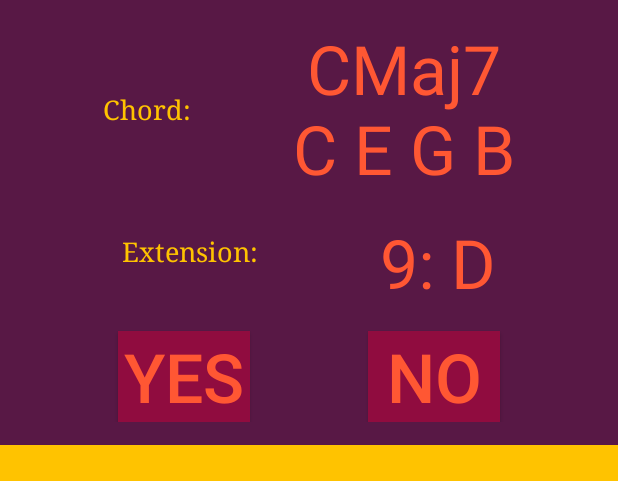
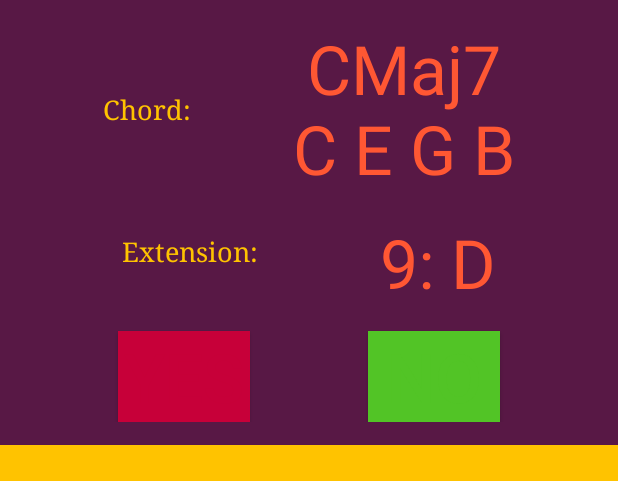
Before and after one commit to Raccoon15834/WordSwiper, an Android app: the MainFragment screen opened directly, with no data from a screen before it, after a tap on "NO", on a phone screen of 412 x 824 dp, the part 467-948 px from its top. Run offline under Robolectric (Android 15) with nearby library versions, the light colour scheme and no system bars; 1 other tap on this screen came first.

Commit message:
animated part1

```diff
--- a/app/src/main/java/das/anusha/wordswiper/CoverActivity.java
+++ b/app/src/main/java/das/anusha/wordswiper/CoverActivity.java
@@ -1,6 +1,7 @@
 package das.anusha.wordswiper;
 
 import android.app.Activity;
+import android.app.ActivityOptions;
 import android.content.Intent;
 import android.os.Bundle;
 import android.view.View;
@@ -16,24 +17,21 @@ public class CoverActivity extends Activity {
         super.onCreate(savedInstanceState);
         setContentView(R.layout.activity_cover);
 
-        getWindow().setExitTransition(new StartTransition());
+        //getWindow().setExitTransition(new StartTransition());
+        startBtn.setTransitionName("image");
 
         startBtn = findViewById(R.id.startBtn);
         startBtn.setOnClickListener(new View.OnClickListener() {
             @Override
             public void onClick(View view) {
                 Intent mainScrnChange = new Intent(getApplicationContext(), MainActivity.class);
-                ImageView titleLogo = findViewById(R.id.title);
-                startActivity(mainScrnChange);
+                //ImageView titleLogo = findViewById(R.id.title);
+                ActivityOptions options = ActivityOptions
+                        .makeSceneTransitionAnimation(CoverActivity.this, startBtn, "image");
+
+                startActivity(mainScrnChange, options.toBundle());
             }
         });
 
     }
-
-//    @Override
-//    public void finish() {
-//        super.finish();
-//        overridePendingTransition(R.anim.??, R.anim.??);
-//    }
-// https://developer.android.com/guide/topics/resources/animation-resource#Tween
 }
--- a/app/src/main/java/das/anusha/wordswiper/MainFragment.java
+++ b/app/src/main/java/das/anusha/wordswiper/MainFragment.java
@@ -1,6 +1,8 @@
 package das.anusha.wordswiper;
 
 import android.animation.Animator;
+import android.animation.AnimatorInflater;
+import android.animation.ObjectAnimator;
 import android.os.Bundle;
 import android.view.LayoutInflater;
 import android.view.View;
@@ -51,39 +53,42 @@ public class MainFragment extends Fragment {
         baseTxt.setText(txtViewTxt);
         boolean correctness = scrnChord.isAvailable(randExtIndx);
 
-        Animation correct = AnimationUtils.loadAnimation(view.getContext(), R.anim.button_correct);
-        Animation wrong = AnimationUtils.loadAnimation(view.getContext(), R.anim.button_wrong);
+//        ObjectAnimator correct = (ObjectAnimator) AnimatorInflater.loadAnimator(view.getContext(), R.animator.button_correct);
+//        ObjectAnimator wrong = (ObjectAnimator) AnimatorInflater.loadAnimator(view.getContext(), R.animator.button_wrong);
+        Animator correct = AnimatorInflater.loadAnimator(view.getContext(), R.animator.button_correct);
+        Animator wrong =  AnimatorInflater.loadAnimator(view.getContext(), R.animator.button_wrong);
         AppCompatButton yesBtn = view.findViewById(R.id.myBtn1);
         AppCompatButton noBtn = view.findViewById(R.id.myBtn2);
-        yesBtn.setOnClickListener(new View.OnClickListener() {
-            @Override
-            public void onClick(View view) {
-                if (correctness) yesBtn.startAnimation(correct);
-                else yesBtn.startAnimation(wrong);
-            }
-        });
-        noBtn.setOnClickListener(new View.OnClickListener() {
-            @Override
-            public void onClick(View view) {
-                if (correctness) noBtn.startAnimation(wrong);
-                else noBtn.startAnimation(correct);
-            }
-        });
+        yesBtn.setOnClickListener(new btnReaction(yesBtn, correctness, wrong, correct));
+        noBtn.setOnClickListener(new btnReaction(noBtn, correctness, correct, wrong));
+
 
         //can access parent activity layout (no need for activity bundles)
         TabLayout fragBar = getActivity().findViewById(R.id.fragPicker);
         //ADD ALL TABS as frags being created from adapter, creates variables tab and position
         new TabLayoutMediator(fragBar, parentScrn, (tab, position) -> tab.setText(allChords[position].getBase())).attach();
     }
+     class btnReaction implements View.OnClickListener {
+        Button btn;
+        boolean isCorrect;
+        Animator redAnim, greenAnim;
+        public btnReaction(Button btn, boolean isCorrect, Animator redAnim, Animator greenAnim){
+            this.btn = btn;
+            this.isCorrect = isCorrect;
+            this.redAnim = redAnim;
+            this.greenAnim = greenAnim;
+        }
+        @Override
+        public void onClick(View view) {
+            if (isCorrect){
+                greenAnim.setTarget(btn);
+                greenAnim.start();
+            }
+            else{
+                redAnim.setTarget(btn);
+                redAnim.start();
+            }
+        }
+    }
 
-    ////https://evgenii.com/blog/spring-button-animation-on-android/
-        // make a set .startAnimation on it
-        //setInterpolater for realistic bounce or falling effect
-
-    //developer.android.com/training/animation/overview - bitmap
-    //define  original shape: GROUP of  PATH values (vector)-drawable folder
-        //search up vector attribute possibilites
-    //target those paths or whole group and set their animation (animated-vector)-drawable folder
-    //specify time location etc(objectAnimator or set-objectAnimator)
-        //call in java using ObjectAnimator or AnimatorSet
 }
--- a/app/src/main/java/das/anusha/wordswiper/StartTransition.java
+++ b/app/src/main/java/das/anusha/wordswiper/StartTransition.java
@@ -16,9 +16,3 @@ public class StartTransition extends Transition {
     }
 
 }
-//for future ref
-//Window.setEnterTransition()
-//        Window.setExitTransition()
-//        Window.setSharedElementEnterTransition()
-//        Window.setSharedElementExitTransition()
-//https://medium.com/@belokon.roman/custom-transitions-in-android-f8949870bd63 ???
--- a/app/src/main/res/anim/button_wrong.xml
+++ /dev/null
@@ -1,23 +0,0 @@
-<?xml version="1.0" encoding="utf-8"?>
-<set xmlns:android="http://schemas.android.com/apk/res/android">
-    <objectAnimator
-    android:propertyName="backgroundColor"
-    android:duration="2"
-    android:valueFrom="@color/maroon"
-    android:valueTo="@color/red" />
-    <objectAnimator
-        android:propertyName="textColor"
-        android:duration="2"
-        android:valueFrom="@color/orange"
-        android:valueTo="@color/red" />
-
-<!--    <scale-->
-<!--        android:duration="2000"-->
-<!--        android:fromXScale="0.3"-->
-<!--        android:toXScale="1.0"-->
-<!--        android:fromYScale="0.3"-->
-<!--        android:toYScale="1.0"-->
-<!--        android:pivotX="50%"-->
-<!--        android:pivotY="50%" />-->
-    <!--can also reset-->
-</set>
--- /dev/null
+++ b/app/src/main/res/animator/button_correct.xml
@@ -0,0 +1,12 @@
+<set xmlns:android="http://schemas.android.com/apk/res/android">
+    <objectAnimator
+        android:propertyName="backgroundColor"
+        android:duration="@integer/animSpeed"
+        android:valueFrom="@color/maroon"
+        android:valueTo="@color/green" />
+    <objectAnimator
+        android:propertyName="textColor"
+        android:duration="@integer/animSpeed"
+        android:valueFrom="@color/orange"
+        android:valueTo="@color/green" />
+</set>
--- a/app/src/main/res/anim/button_correct.xml
+++ b/app/src/main/res/animator/button_wrong.xml
@@ -1,12 +1,13 @@
+<?xml version="1.0" encoding="utf-8"?>
 <set xmlns:android="http://schemas.android.com/apk/res/android">
     <objectAnimator
         android:propertyName="backgroundColor"
-        android:duration="2"
+        android:duration="@integer/animSpeed"
         android:valueFrom="@color/maroon"
-        android:valueTo="@color/green" />
+        android:valueTo="@color/red" />
     <objectAnimator
         android:propertyName="textColor"
-        android:duration="2"
+        android:duration="@integer/animSpeed"
         android:valueFrom="@color/orange"
         android:valueTo="@color/red" />
 
--- a/app/src/main/res/values/dimensions.xml
+++ b/app/src/main/res/values/dimensions.xml
@@ -3,4 +3,5 @@
     <dimen name="smallTxt">18sp</dimen>
     <dimen name="bigTxt">45sp</dimen>
     <dimen name="avgPadding">15dp</dimen>
+    <integer name="animSpeed">500</integer>
 </resources>
```
Also changed, not shown: app/src/main/java/das/anusha/wordswiper/MainActivity.java (+19 -0 lines).
